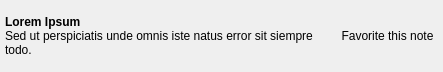
First picture: the form in notelistitem.ui, repository Open-App-Library/Vibrato-Notes-Desktop, before the edit.
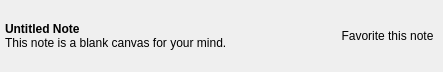
Second picture: the form after the edit. Icons and pictures are not drawn.

What changed in the file:
```diff
--- a/notelistitem.ui
+++ b/notelistitem.ui
@@ -62,14 +62,14 @@
           </font>
          </property>
          <property name="text">
-          <string>Lorem Ipsum</string>
+          <string>Untitled Note</string>
          </property>
         </widget>
        </item>
        <item>
         <widget class="QLabel" name="label">
          <property name="text">
-          <string>Sed ut perspiciatis unde omnis iste natus error sit siempre todo.</string>
+          <string>This note is a blank canvas for your mind.</string>
          </property>
          <property name="wordWrap">
           <bool>true</bool>
```
Left out of the diff: 4 changed lines with no effect on the pictures.
